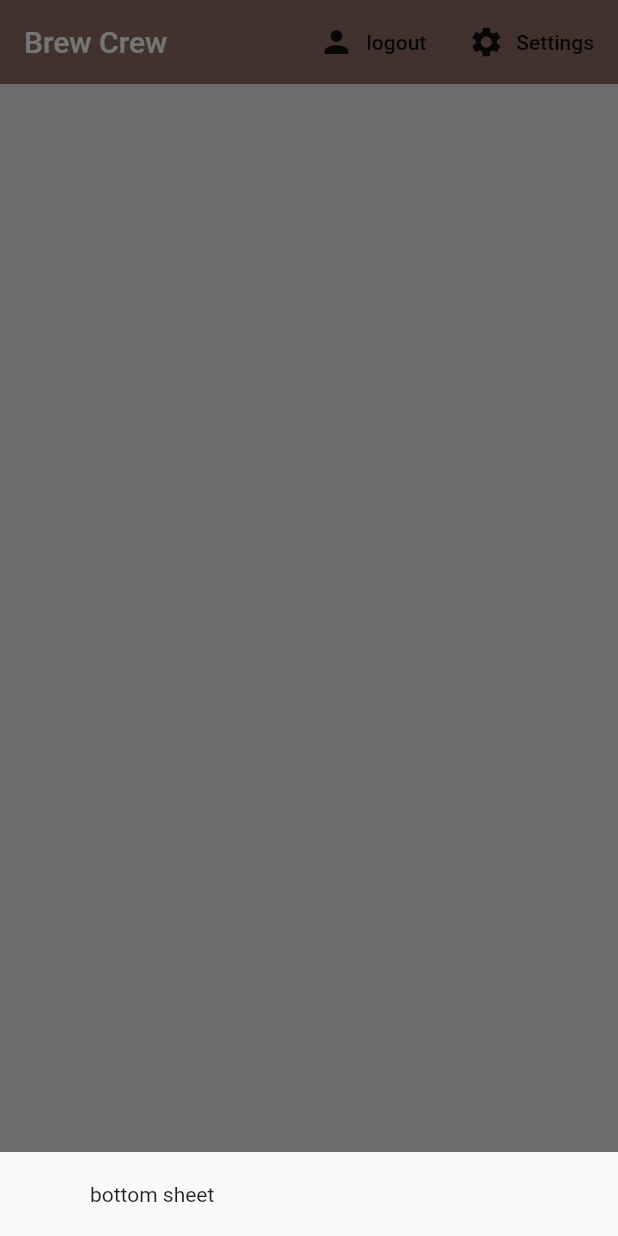
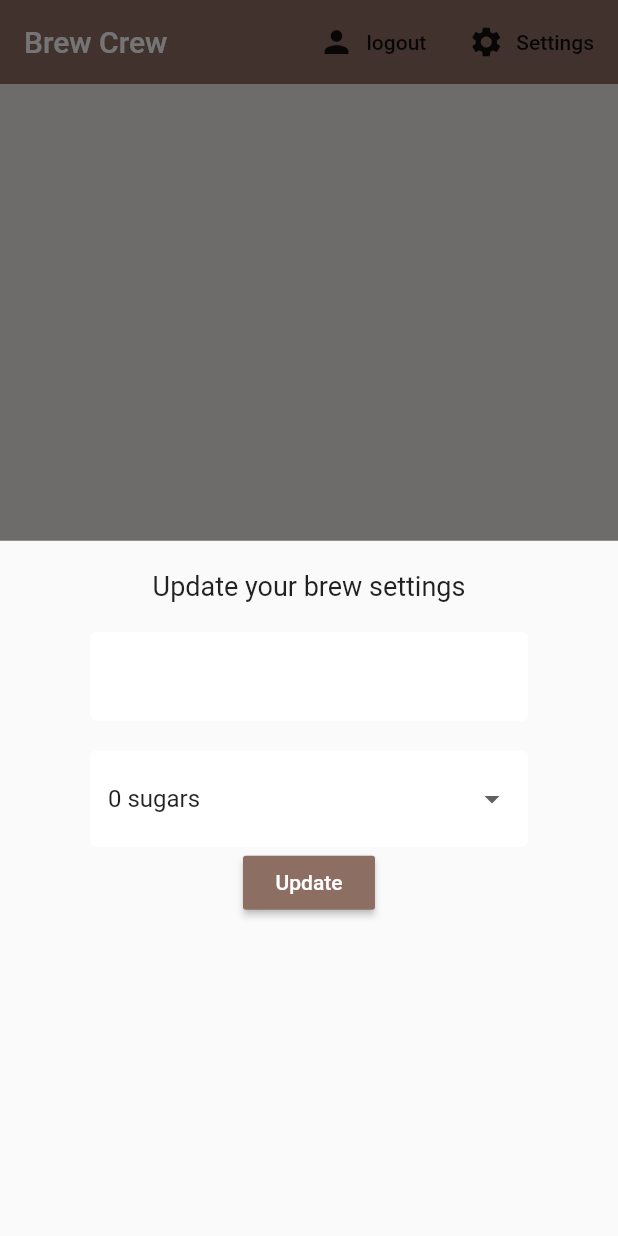
Before and after one commit to kharioki/Brew_crew, a Flutter app: the screen it shows once a user with an empty profile is signed in, after a tap on "Settings", on a phone screen of 412 x 824 dp. Run offline on Flutter 3.47's test engine with Material 2 defaults, Android fonts, the phone set to English and light mode, and no system bars; our stand-ins replace cloud_firestore, firebase_auth, flutter_spinkit; accounts and stored records are empty.

```diff
--- a/lib/screens/home/home.dart
+++ b/lib/screens/home/home.dart
@@ -1,4 +1,5 @@
 import 'package:brew_crew/screens/home/brew_list.dart';
+import 'package:brew_crew/screens/home/settings_form.dart';
 import 'package:brew_crew/services/auth.dart';
 import 'package:brew_crew/models/brew.dart';
 import 'package:flutter/material.dart';
@@ -16,7 +17,7 @@ class Home extends StatelessWidget {
           builder: (context) {
             return Container(
               padding: EdgeInsets.symmetric(vertical: 20.0, horizontal: 60.0),
-              child: Text('bottom sheet'),
+              child: SettingsForm(),
             );
           });
     }
--- /dev/null
+++ b/lib/screens/home/settings_form.dart
@@ -0,0 +1,64 @@
+import 'package:flutter/material.dart';
+import 'package:brew_crew/shared/constants.dart';
+
+class SettingsForm extends StatefulWidget {
+  @override
+  _SettingsFormState createState() => _SettingsFormState();
+}
+
+class _SettingsFormState extends State<SettingsForm> {
+  final _formKey = GlobalKey<FormState>();
+  final List<String> sugars = ['0', '1', '2', '3', '4'];
+
+  // form values
+  String _currentName;
+  String _currentSugars;
+  int _currentStrength;
+
+  @override
+  Widget build(BuildContext context) {
+    return Form(
+      key: _formKey,
+      child: Column(
+        children: <Widget>[
+          Text(
+            'Update your brew settings',
+            style: TextStyle(fontSize: 18.0),
+          ),
+          SizedBox(height: 20.0),
+          TextFormField(
+            decoration: textInputDecoration,
+            validator: (val) => val.isEmpty ? 'Please enter a name' : null,
+            onChanged: (val) => setState(() => _currentName = val),
+          ),
+          SizedBox(height: 20.0),
+          // dropdown
+          DropdownButtonFormField(
+            decoration: textInputDecoration,
+            items: sugars.map((sugar) {
+              return DropdownMenuItem(
+                value: sugar,
+                child: Text('$sugar sugars'),
+              );
+            }).toList(),
+            value: _currentSugars ?? '0',
+            onChanged: (val) => setState(() => _currentSugars = val),
+          ),
+          // slider
+          RaisedButton(
+            color: Colors.brown[400],
+            child: Text(
+              'Update',
+              style: TextStyle(color: Colors.white),
+            ),
+            onPressed: () async {
+              print(_currentName);
+              print(_currentSugars);
+              print(_currentStrength);
+            },
+          ),
+        ],
+      ),
+    );
+  }
+}
```
